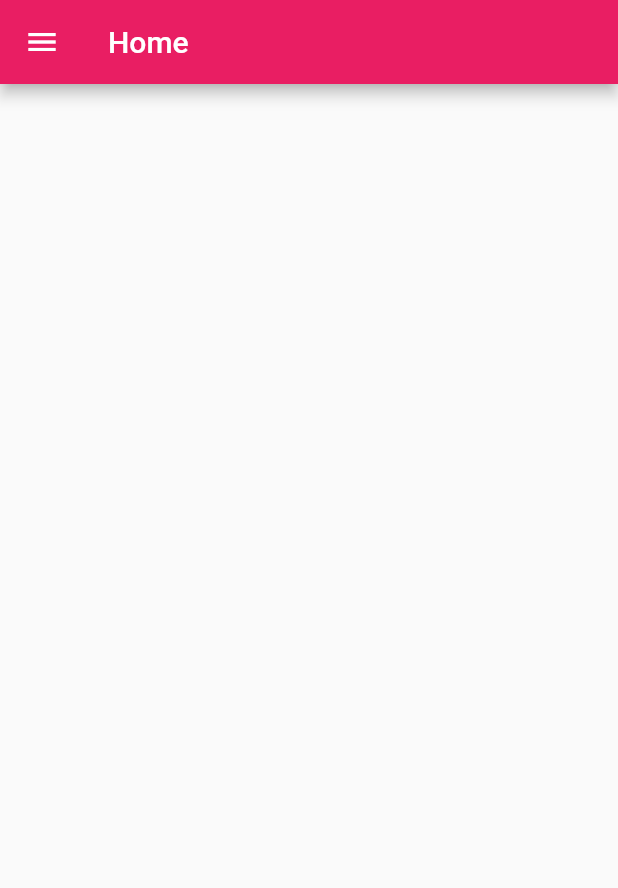
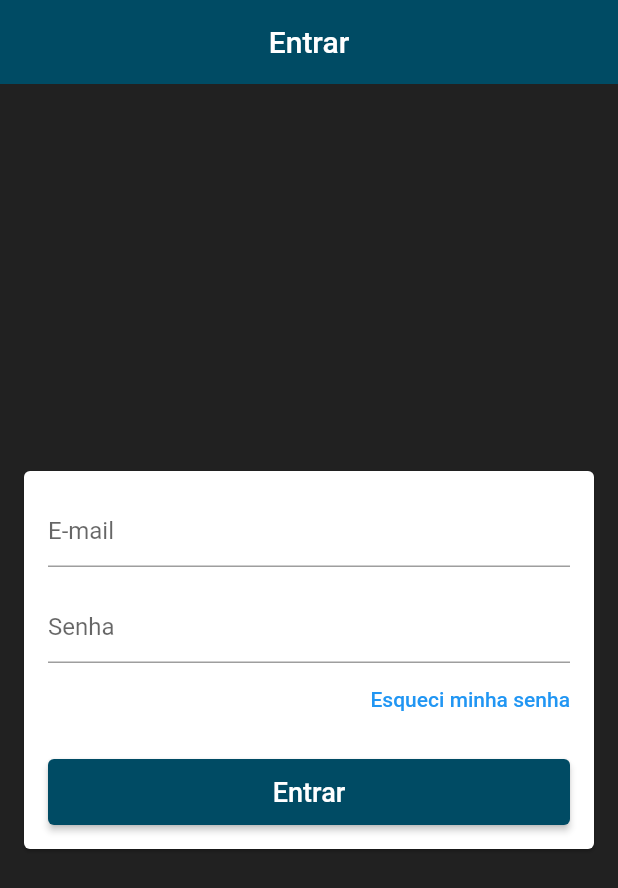
Before and after one commit to niciuoss/qFashion, a Flutter app: the screen it shows after launch, on a phone screen of 412 x 824 dp. Shown: the top 888 px of the screen. Run offline on Flutter 3.47's test engine with Material 2 defaults, Android fonts, the phone set to English and light mode, and no system bars; our stand-ins replace cloud_firestore, firebase_core; accounts and stored records are empty.

Commit message:
implementação da tela de login

```diff
--- a/Aplicação/app_qfashion/lib/common/custom_drawer/drawer_tile.dart
+++ b/Aplicação/app_qfashion/lib/common/custom_drawer/drawer_tile.dart
@@ -12,6 +12,8 @@ class DrawerTile extends StatelessWidget {
   @override
   Widget build(BuildContext context) {
     final int curPage = context.watch<PageManeger>().page;
+    final Color primaryColor = Theme.of(context).primaryColor;
+
     return InkWell(
       onTap: (){
         context.read<PageManeger>().setPage(page);
@@ -25,13 +27,13 @@ class DrawerTile extends StatelessWidget {
               child: Icon(
                 iconData,
                 size: 32,
-                color: Colors.grey[700],
+                color: curPage == page ? primaryColor: Colors.grey[700],
               ),
             ),
             Text(title,
               style: TextStyle(
                 fontSize: 16,
-                color: Colors.grey[700]
+                  color: curPage == page ? primaryColor: Colors.grey[700]
               ),
             )
           ],
--- /dev/null
+++ b/Aplicação/app_qfashion/lib/helpers/validators.dart
@@ -0,0 +1,6 @@
+bool emailValid(String email){
+  final RegExp regex = RegExp(
+      r"^(([^<>()[\]\\.,;:\s@\']+(\.[^<>()[\]\\.,;:\s@\']+)*)|(\'.+\'))@((\[[0-9]{1,3}\.[0-9]{1,3}\.[0-9]{1,3}\.[0-9]{1,3}\])|(([a-zA-Z\-0-9]+\.)+[a-zA-Z]{2,}))$");
+
+  return regex.hasMatch(email);
+}
--- a/Aplicação/app_qfashion/lib/main.dart
+++ b/Aplicação/app_qfashion/lib/main.dart
@@ -28,7 +28,12 @@ class MyApp extends StatelessWidget {
       title: 'App qFashion',
       debugShowCheckedModeBanner: false,
       theme: ThemeData(
-        primarySwatch: Colors.pink,
+        primaryColor: const Color.fromARGB(255, 0, 75, 100),
+        scaffoldBackgroundColor: const Color.fromARGB(255, 33, 33, 33),
+        appBarTheme: const AppBarTheme(
+          elevation: 0,
+          color: const Color.fromARGB(255, 0, 75, 100)
+        ),
         visualDensity: VisualDensity.adaptivePlatformDensity,
       ),
       home: BaseScreen(),
--- a/Aplicação/app_qfashion/lib/screens/base/base_screen.dart
+++ b/Aplicação/app_qfashion/lib/screens/base/base_screen.dart
@@ -2,6 +2,8 @@ import 'package:app_qfashion/common/custom_drawer/custom_drawer.dart';
 import 'package:app_qfashion/models/page_maneger.dart';
 import 'package:flutter/material.dart';
 import 'package:provider/provider.dart';
+
+import '../login/login_screen.dart';
 
 class BaseScreen extends StatelessWidget {
 
@@ -15,12 +17,13 @@ class BaseScreen extends StatelessWidget {
         controller: pageController,
         physics: const NeverScrollableScrollPhysics(),
         children: <Widget>[
-          Scaffold(
-            drawer: CustomDrawer(),
-            appBar: AppBar(
-              title: const Text('Home'),
-            ),
-          ),
+          LoginScreen(),
+          // Scaffold(
+          //   drawer: CustomDrawer(),
+          //   appBar: AppBar(
+          //     title: const Text('Home'),
+          //   ),
+          // ),
           Scaffold(
             drawer: CustomDrawer(),
             appBar: AppBar(
--- /dev/null
+++ b/Aplicação/app_qfashion/lib/screens/login/login_screen.dart
@@ -0,0 +1,87 @@
+import 'package:flutter/material.dart';
+
+import '../../helpers/validators.dart';
+
+class LoginScreen extends StatelessWidget {
+
+  final TextEditingController emailController = TextEditingController();
+  final TextEditingController passController = TextEditingController();
+
+  final GlobalKey<FormState> formKey = GlobalKey<FormState>();
+
+  @override
+  Widget build(BuildContext context) {
+    return Scaffold(
+      appBar: AppBar(
+        title: const Text('Entrar'),
+        centerTitle: true,
+      ),
+      body: Center(
+        child: Card(
+          margin: const EdgeInsets.symmetric(horizontal: 16),
+          child: Form(
+            key: formKey,
+            child: ListView(
+              padding: const EdgeInsets.all(16),
+              shrinkWrap: true,
+              children: <Widget>[
+                TextFormField(
+                  controller: emailController,
+                  decoration: const InputDecoration(hintText: 'E-mail'),
+                  keyboardType: TextInputType.emailAddress,
+                  autocorrect: false,
+                  validator: (email){
+                    if(!emailValid(email!))
+                      return 'Email inválido';
+                    return null;
+                  },
+                ),
+                const SizedBox(height: 16,),
+                TextFormField(
+                  controller: passController,
+                  decoration: const InputDecoration(hintText: 'Senha'),
+                  autocorrect: false,
+                  obscureText: true,
+                  validator: (pass){
+                    if(pass!.isEmpty || pass.length < 6){
+                      return 'Senha inválida';
+                    } return null;
+                  },
+                ),
+                Align(
+                  alignment: Alignment.centerRight,
+                  child: TextButton(
+                    onPressed: (){},
+                    style: TextButton.styleFrom(padding: EdgeInsets.zero),
+                    child: const Text(
+                      'Esqueci minha senha'
+                    )
+                  ),
+                ),
+                const SizedBox(height: 16,),
+                SizedBox(
+                  height: 44,
+                  child: ElevatedButton(
+                    onPressed: (){
+                      if(formKey.currentState!.validate()){
+                        print(emailController.text);
+                      }
+                    },
+                    style: ElevatedButton.styleFrom(
+                        primary: Theme.of(context).primaryColor),
+                    child: const Text(
+                      'Entrar',
+                      style: TextStyle(fontSize: 18),
+                    ),
+                  ),
+                )
+              ],
+            ),
+          ),
+        ),
+      )
+
+    );
+
+  }
+}
```
Also changed, not shown: 1 other file.
